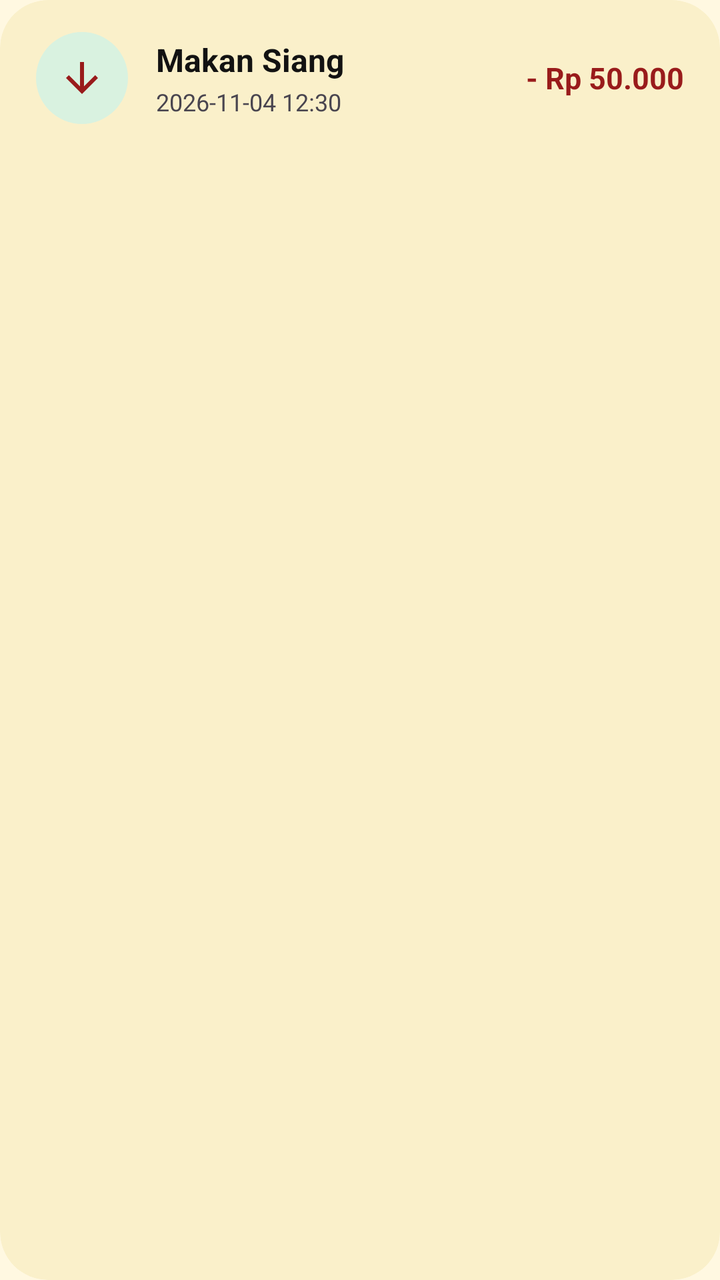
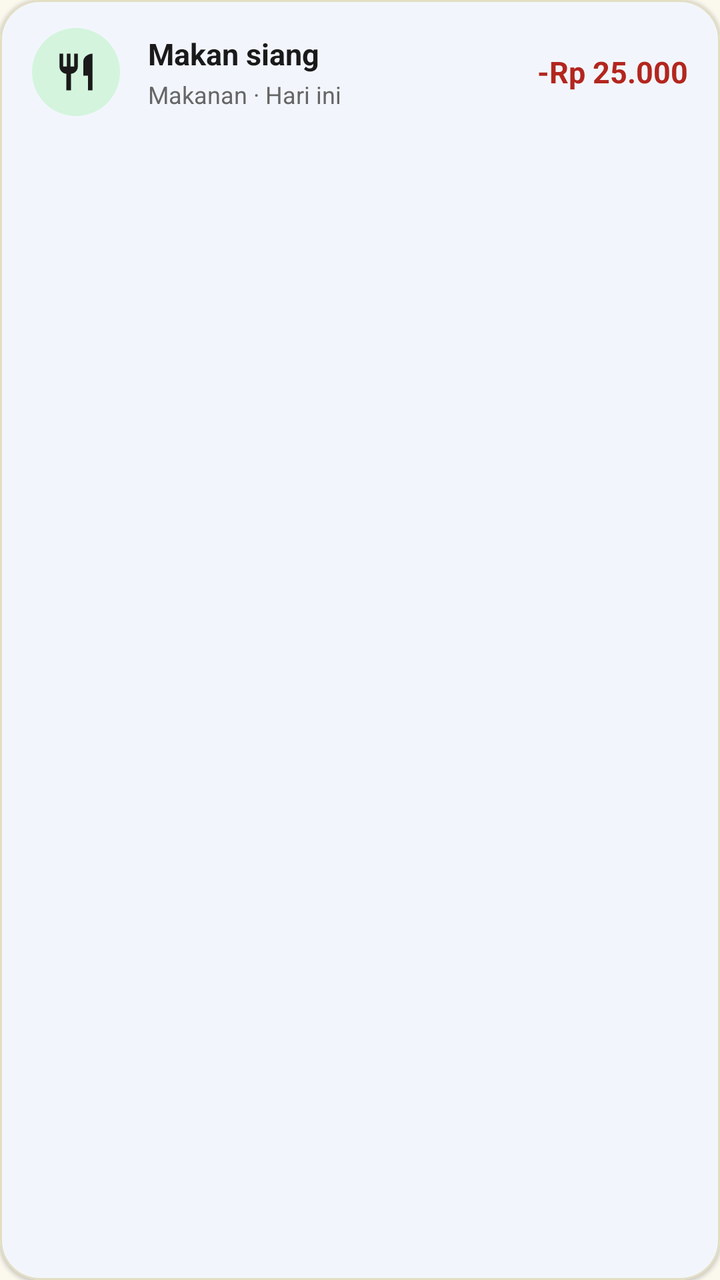

Compare the two renders of this Android layout. The source of the first and the diff that turns it into the second are given below.
<!-- AndroidManifest.xml: application theme Theme.Keuangan -->
<!-- res/layout/item_transaction.xml -->
<?xml version="1.0" encoding="utf-8"?>
<com.google.android.material.card.MaterialCardView
    xmlns:android="http://schemas.android.com/apk/res/android"
    xmlns:app="http://schemas.android.com/apk/res-auto"
    android:layout_width="match_parent"
    android:layout_height="wrap_content"
    android:layout_marginBottom="10dp"
    app:cardCornerRadius="24dp"
    app:cardElevation="0dp"
    app:strokeWidth="0dp"
    app:cardBackgroundColor="?attr/colorSurfaceContainer">

    <LinearLayout
        android:layout_width="match_parent"
        android:layout_height="wrap_content"
        android:gravity="center_vertical"
        android:orientation="horizontal"
        android:paddingHorizontal="18dp"
        android:paddingVertical="16dp">

        <FrameLayout
            android:id="@+id/flIconContainer"
            android:layout_width="46dp"
            android:layout_height="46dp"
            android:background="@drawable/bg_circle">

            <ImageView
                android:id="@+id/ivTypeIcon"
                android:layout_width="24dp"
                android:layout_height="24dp"
                android:layout_gravity="center"
                android:src="@drawable/ic_arrow_downward"
                app:tint="@color/expense_red" />
        </FrameLayout>

        <LinearLayout
            android:layout_width="0dp"
            android:layout_height="wrap_content"
            android:layout_marginStart="14dp"
            android:layout_marginEnd="10dp"
            android:layout_weight="1"
            android:orientation="vertical">

            <TextView
                android:id="@+id/tvItemTitle"
                android:layout_width="wrap_content"
                android:layout_height="wrap_content"
                android:text="Makan Siang"
                android:textColor="?attr/colorOnSurface"
                android:textSize="16sp"
                android:textStyle="bold" />

            <TextView
                android:id="@+id/tvItemDate"
                android:layout_width="wrap_content"
                android:layout_height="wrap_content"
                android:layout_marginTop="2dp"
                android:text="2026-11-04 12:30"
                android:textColor="?android:textColorSecondary"
                android:textSize="12sp" />
        </LinearLayout>

        <TextView
            android:id="@+id/tvItemAmount"
            android:layout_width="wrap_content"
            android:layout_height="wrap_content"
            android:text="- Rp 50.000"
            android:textColor="@color/expense_red"
            android:textSize="15sp"
            android:textStyle="bold" />
    </LinearLayout>
</com.google.android.material.card.MaterialCardView>
<!-- resources referenced by this layout -->
<resources>
  <color name="expense_red">#991B1B</color>
  <!-- drawable bg_circle (drawable) -->
  <shape xmlns:android="http://schemas.android.com/apk/res/android"
      android:shape="oval">
      <solid android:color="@color/income_container" />
  </shape>
  <!-- drawable ic_arrow_downward (drawable) -->
  <vector xmlns:android="http://schemas.android.com/apk/res/android"
      android:width="24dp"
      android:height="24dp"
      android:viewportWidth="24"
      android:viewportHeight="24">
    <path
        android:fillColor="#FFFFFFFF"
        android:pathData="M20,12l-1.41,-1.41L13,16.17V4h-2v12.17l-5.58,-5.59L4,12l8,8 8,-8z"/>
  </vector>
  <style name="Theme.Keuangan" parent="Theme.Material3.DayNight.NoActionBar">
          <item name="colorPrimary">@color/md_theme_light_primary</item>
          <item name="colorOnPrimary">@color/md_theme_light_onPrimary</item>
          <item name="colorPrimaryContainer">@color/md_theme_light_primaryContainer</item>
          <item name="colorOnPrimaryContainer">@color/md_theme_light_onPrimaryContainer</item>
          <item name="android:colorBackground">@color/md_theme_light_background</item>
          <item name="colorSurface">@color/md_theme_light_surface</item>
          <item name="colorOnSurface">@color/md_theme_light_onSurface</item>
          <item name="colorSurfaceContainer">@color/md_theme_light_surfaceContainer</item>
          <item name="android:statusBarColor">@color/md_theme_light_background</item>
          <item name="android:windowLightStatusBar">true</item>
      </style>
  <color name="income_container">#D9F2E0</color>
  <color name="md_theme_light_primary">#6E5D00</color>
  <color name="md_theme_light_onPrimary">#FFFFFF</color>
  <color name="md_theme_light_primaryContainer">#FAF0CA</color>
  <color name="md_theme_light_onPrimaryContainer">#121212</color>
  <color name="md_theme_light_background">#FFF8E1</color>
  <color name="md_theme_light_surface">#FFFDF5</color>
  <color name="md_theme_light_onSurface">#121212</color>
  <color name="md_theme_light_surfaceContainer">#FAF0CA</color>
</resources>

<!-- the commit's change to res/layout/item_transaction.xml (unified diff, before → after) -->
@@ -5,32 +5,33 @@
     android:layout_width="match_parent"
     android:layout_height="wrap_content"
     android:layout_marginBottom="10dp"
-    app:cardCornerRadius="24dp"
-    app:cardElevation="0dp"
-    app:strokeWidth="0dp"
-    app:cardBackgroundColor="?attr/colorSurfaceContainer">
+    app:cardCornerRadius="20dp"
+    app:cardElevation="1dp"
+    app:strokeWidth="1dp"
+    app:strokeColor="@color/brand_outline"
+    app:cardBackgroundColor="@color/brand_surface">
 
     <LinearLayout
         android:layout_width="match_parent"
         android:layout_height="wrap_content"
         android:gravity="center_vertical"
         android:orientation="horizontal"
-        android:paddingHorizontal="18dp"
-        android:paddingVertical="16dp">
+        android:paddingHorizontal="16dp"
+        android:paddingVertical="14dp">
 
         <FrameLayout
             android:id="@+id/flIconContainer"
-            android:layout_width="46dp"
-            android:layout_height="46dp"
+            android:layout_width="44dp"
+            android:layout_height="44dp"
             android:background="@drawable/bg_circle">
 
             <ImageView
                 android:id="@+id/ivTypeIcon"
-                android:layout_width="24dp"
-                android:layout_height="24dp"
+                android:layout_width="22dp"
+                android:layout_height="22dp"
                 android:layout_gravity="center"
-                android:src="@drawable/ic_arrow_downward"
-                app:tint="@color/expense_red" />
+                android:src="@drawable/ic_restaurant"
+                app:tint="@color/brand_text_primary" />
         </FrameLayout>
 
         <LinearLayout
@@ -45,9 +46,9 @@
                 android:id="@+id/tvItemTitle"
                 android:layout_width="wrap_content"
                 android:layout_height="wrap_content"
-                android:text="Makan Siang"
-                android:textColor="?attr/colorOnSurface"
-                android:textSize="16sp"
+                android:text="Makan siang"
+                android:textColor="@color/brand_text_primary"
+                android:textSize="15sp"
                 android:textStyle="bold" />
 
             <TextView
@@ -55,8 +56,8 @@
                 android:layout_width="wrap_content"
                 android:layout_height="wrap_content"
                 android:layout_marginTop="2dp"
-                android:text="2026-11-04 12:30"
-                android:textColor="?android:textColorSecondary"
+                android:text="Makanan · Hari ini"
+                android:textColor="@color/brand_text_secondary"
                 android:textSize="12sp" />
         </LinearLayout>
 
@@ -64,7 +65,7 @@
             android:id="@+id/tvItemAmount"
             android:layout_width="wrap_content"
             android:layout_height="wrap_content"
-            android:text="- Rp 50.000"
+            android:text="-Rp 25.000"
             android:textColor="@color/expense_red"
             android:textSize="15sp"
             android:textStyle="bold" />
<!-- resource entries referenced after the edit -->
@@ -1,20 +1,24 @@
 <!-- resources referenced by this layout -->
 <resources>
-  <color name="expense_red">#991B1B</color>
+  <color name="brand_outline">#E3DEC3</color>
+  <color name="brand_surface">#FFFFFF</color>
+  <color name="brand_text_primary">#1A1A1A</color>
+  <color name="brand_text_secondary">#666666</color>
+  <color name="expense_red">#B3261E</color>
   <!-- drawable bg_circle (drawable) -->
   <shape xmlns:android="http://schemas.android.com/apk/res/android"
       android:shape="oval">
       <solid android:color="@color/income_container" />
   </shape>
-  <!-- drawable ic_arrow_downward (drawable) -->
+  <!-- drawable ic_restaurant (drawable) -->
   <vector xmlns:android="http://schemas.android.com/apk/res/android"
       android:width="24dp"
       android:height="24dp"
       android:viewportWidth="24"
       android:viewportHeight="24">
-    <path
-        android:fillColor="#FFFFFFFF"
-        android:pathData="M20,12l-1.41,-1.41L13,16.17V4h-2v12.17l-5.58,-5.59L4,12l8,8 8,-8z"/>
+      <path
+          android:fillColor="#FF1A1A1A"
+          android:pathData="M11,9H9V2H7v7H5V2H3v7c0,2.12 1.66,3.84 3.75,3.97V22h2.5v-9.03C11.34,12.84 13,11.12 13,9V2h-2v7zm5,-3v8h2.5v8H21V2c-2.76,0 -5,2.24 -5,4z"/>
   </vector>
   <style name="Theme.Keuangan" parent="Theme.Material3.DayNight.NoActionBar">
           <item name="colorPrimary">@color/md_theme_light_primary</item>
@@ -28,14 +32,14 @@
           <item name="android:statusBarColor">@color/md_theme_light_background</item>
           <item name="android:windowLightStatusBar">true</item>
       </style>
-  <color name="income_container">#D9F2E0</color>
-  <color name="md_theme_light_primary">#6E5D00</color>
+  <color name="income_container">#D4F4DD</color>
+  <color name="md_theme_light_primary">#0B57D0</color>
   <color name="md_theme_light_onPrimary">#FFFFFF</color>
-  <color name="md_theme_light_primaryContainer">#FAF0CA</color>
-  <color name="md_theme_light_onPrimaryContainer">#121212</color>
-  <color name="md_theme_light_background">#FFF8E1</color>
-  <color name="md_theme_light_surface">#FFFDF5</color>
-  <color name="md_theme_light_onSurface">#121212</color>
-  <color name="md_theme_light_surfaceContainer">#FAF0CA</color>
+  <color name="md_theme_light_primaryContainer">#C2DAFF</color>
+  <color name="md_theme_light_onPrimaryContainer">#041E49</color>
+  <color name="md_theme_light_background">#FBF8EE</color>
+  <color name="md_theme_light_surface">#FFFFFF</color>
+  <color name="md_theme_light_onSurface">#1A1A1A</color>
+  <color name="md_theme_light_surfaceContainer">#FAF6ED</color>
 </resources>
 
